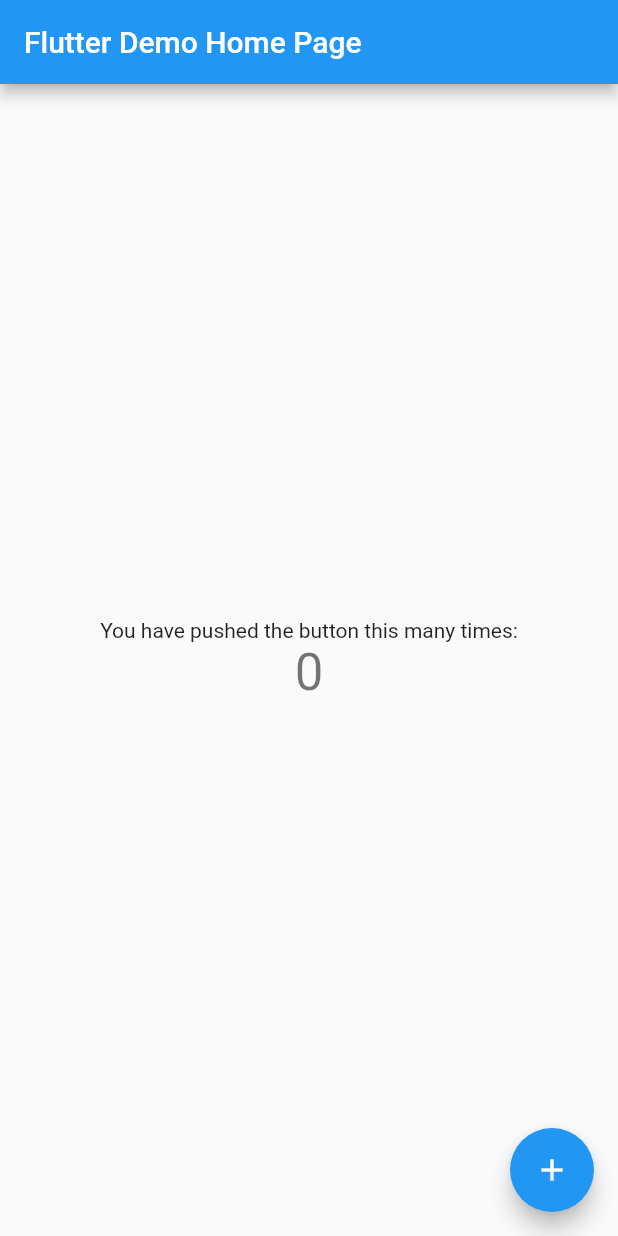
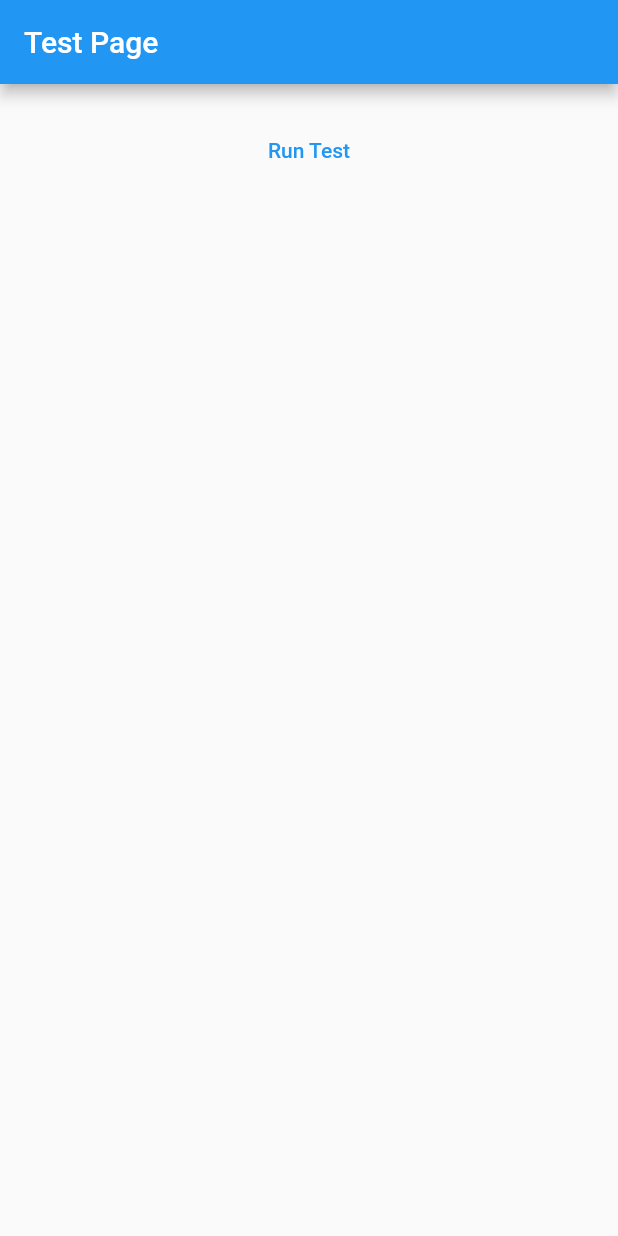
Before and after one commit to p0dyakov/multithreading_benchmark, a Flutter app: the screen it shows after launch, on a phone screen of 412 x 824 dp. Run offline on Flutter 3.47's test engine with Material 2 defaults, Android fonts, the phone set to English and light mode, and no system bars; our stand-ins replace flutter_riverpod.

Commit message:
feat: add tests

```diff
--- a/lib/main.dart
+++ b/lib/main.dart
@@ -1,115 +1,19 @@
 import 'package:flutter/material.dart';
+import 'package:flutter_multithreading/test_page.dart';
+import 'package:flutter_riverpod/flutter_riverpod.dart';
 
 void main() {
-  runApp(const MyApp());
+  runApp(const ProviderScope(child: App()));
 }
 
-class MyApp extends StatelessWidget {
-  const MyApp({super.key});
-
-  // This widget is the root of your application.
+class App extends StatelessWidget {
+  const App({super.key});
   @override
-  Widget build(BuildContext context) {
-    return MaterialApp(
-      title: 'Flutter Demo',
-      theme: ThemeData(
-        // This is the theme of your application.
-        //
-        // Try running your application with "flutter run". You'll see the
-        // application has a blue toolbar. Then, without quitting the app, try
-        // changing the primarySwatch below to Colors.green and then invoke
-        // "hot reload" (press "r" in the console where you ran "flutter run",
-        // or simply save your changes to "hot reload" in a Flutter IDE).
-        // Notice that the counter didn't reset back to zero; the application
-        // is not restarted.
-        primarySwatch: Colors.blue,
-      ),
-      home: const MyHomePage(title: 'Flutter Demo Home Page'),
-    );
-  }
+  Widget build(BuildContext context) => MaterialApp(
+        title: 'Flutter Multithreading',
+        theme: ThemeData(
+          primarySwatch: Colors.blue,
+        ),
+        home: const TestPage(),
+      );
 }
-
-class MyHomePage extends StatefulWidget {
-  const MyHomePage({super.key, required this.title});
-
-  // This widget is the home page of your application. It is stateful, meaning
-  // that it has a State object (defined below) that contains fields that affect
-  // how it looks.
-
-  // This class is the configuration for the state. It holds the values (in this
-  // case the title) provided by the parent (in this case the App widget) and
-  // used by the build method of the State. Fields in a Widget subclass are
-  // always marked "final".
-
-  final String title;
-
-  @override
-  State<MyHomePage> createState() => _MyHomePageState();
-}
-
-class _MyHomePageState extends State<MyHomePage> {
-  int _counter = 0;
-
-  void _incrementCounter() {
-    setState(() {
-      // This call to setState tells the Flutter framework that something has
-      // changed in this State, which causes it to rerun the build method below
-      // so that the display can reflect the updated values. If we changed
-      // _counter without calling setState(), then the build method would not be
-      // called again, and so nothing would appear to happen.
-      _counter++;
-    });
-  }
-
-  @override
-  Widget build(BuildContext context) {
-    // This method is rerun every time setState is called, for instance as done
-    // by the _incrementCounter method above.
-    //
-    // The Flutter framework has been optimized to make rerunning build methods
-    // fast, so that you can just rebuild anything that needs updating rather
-    // than having to individually change instances of widgets.
-    return Scaffold(
-      appBar: AppBar(
-        // Here we take the value from the MyHomePage object that was created by
-        // the App.build method, and use it to set our appbar title.
-        title: Text(widget.title),
-      ),
-      body: Center(
-        // Center is a layout widget. It takes a single child and positions it
-        // in the middle of the parent.
-        child: Column(
-          // Column is also a layout widget. It takes a list of children and
-          // arranges them vertically. By default, it sizes itself to fit its
-          // children horizontally, and tries to be as tall as its parent.
-          //
-          // Invoke "debug painting" (press "p" in the console, choose the
-          // "Toggle Debug Paint" action from the Flutter Inspector in Android
-          // Studio, or the "Toggle Debug Paint" command in Visual Studio Code)
-          // to see the wireframe for each widget.
-          //
-          // Column has various properties to control how it sizes itself and
-          // how it positions its children. Here we use mainAxisAlignment to
-          // center the children vertically; the main axis here is the vertical
-          // axis because Columns are vertical (the cross axis would be
-          // horizontal).
-          mainAxisAlignment: MainAxisAlignment.center,
-          children: <Widget>[
-            const Text(
-              'You have pushed the button this many times:',
-            ),
-            Text(
-              '$_counter',
-              style: Theme.of(context).textTheme.headline4,
-            ),
-          ],
-        ),
-      ),
-      floatingActionButton: FloatingActionButton(
-        onPressed: _incrementCounter,
-        tooltip: 'Increment',
-        child: const Icon(Icons.add),
-      ), // This trailing comma makes auto-formatting nicer for build methods.
-    );
-  }
-}
--- /dev/null
+++ b/lib/test_page.dart
@@ -0,0 +1,44 @@
+import 'package:flutter/material.dart';
+import 'package:flutter_multithreading/notifier.dart';
+import 'package:flutter_multithreading/test_widget.dart';
+import 'package:flutter_riverpod/flutter_riverpod.dart';
+
+class TestPage extends ConsumerWidget {
+  const TestPage({Key? key}) : super(key: key);
+
+  @override
+  Widget build(BuildContext context, WidgetRef ref) {
+    final tests = ref.watch(testsControllerProvider);
+
+    return Scaffold(
+      appBar: AppBar(
+        title: const Text('Test Page'),
+      ),
+      body: tests.isTestRunning
+          ? const Center(
+              child: CircularProgressIndicator(),
+            )
+          : Center(
+              child: ListView(
+                padding: const EdgeInsets.all(20),
+                children: [
+                  TextButton(
+                    onPressed: () => tests.runTest(TestType.createNumbersArray),
+                    child: const Text('Run Test'),
+                  ),
+                  ListView.separated(
+                    shrinkWrap: true,
+                    physics: const NeverScrollableScrollPhysics(),
+                    itemBuilder: (context, index) =>
+                        TestWidget(result: tests.results[index]),
+                    separatorBuilder: (context, index) => const Divider(
+                      color: Color.fromARGB(221, 82, 82, 82),
+                    ),
+                    itemCount: tests.results.length,
+                  ),
+                ],
+              ),
+            ),
+    );
+  }
+}
```
Also changed, not shown: analysis_options.yaml (+8 -28 lines), lib/notifier.dart (added, +102 -0 lines), lib/test_widget.dart (added, +31 -0 lines), pubspec.yaml (+4 -76 lines), pubspec.lock, 2 other files.
